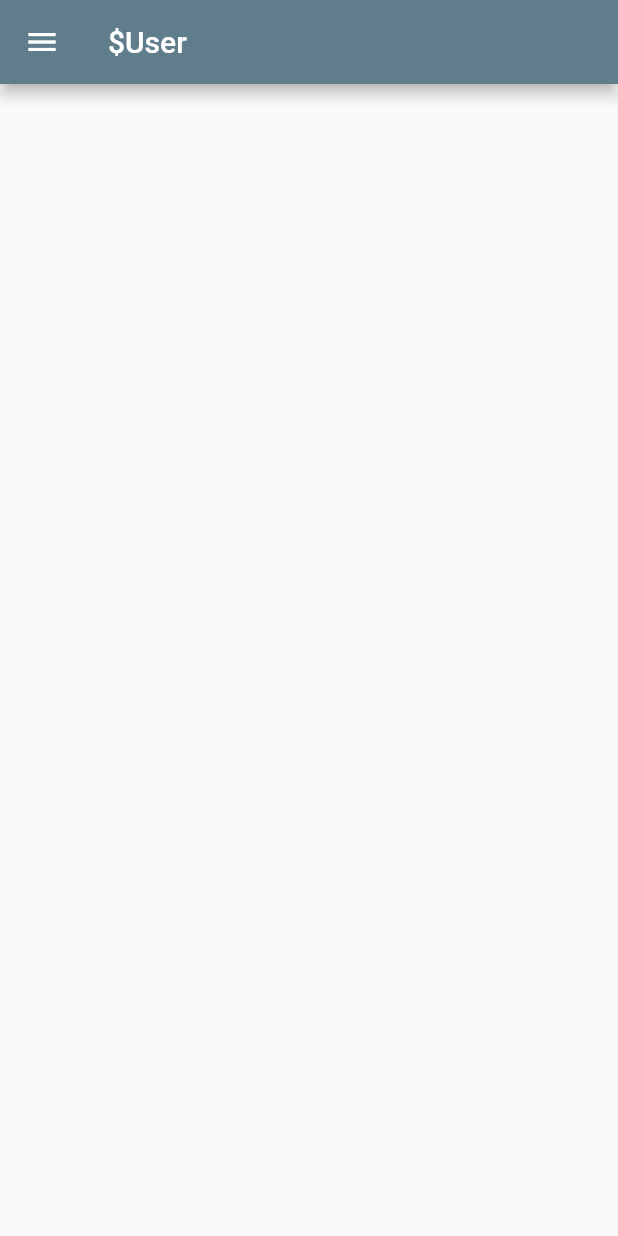
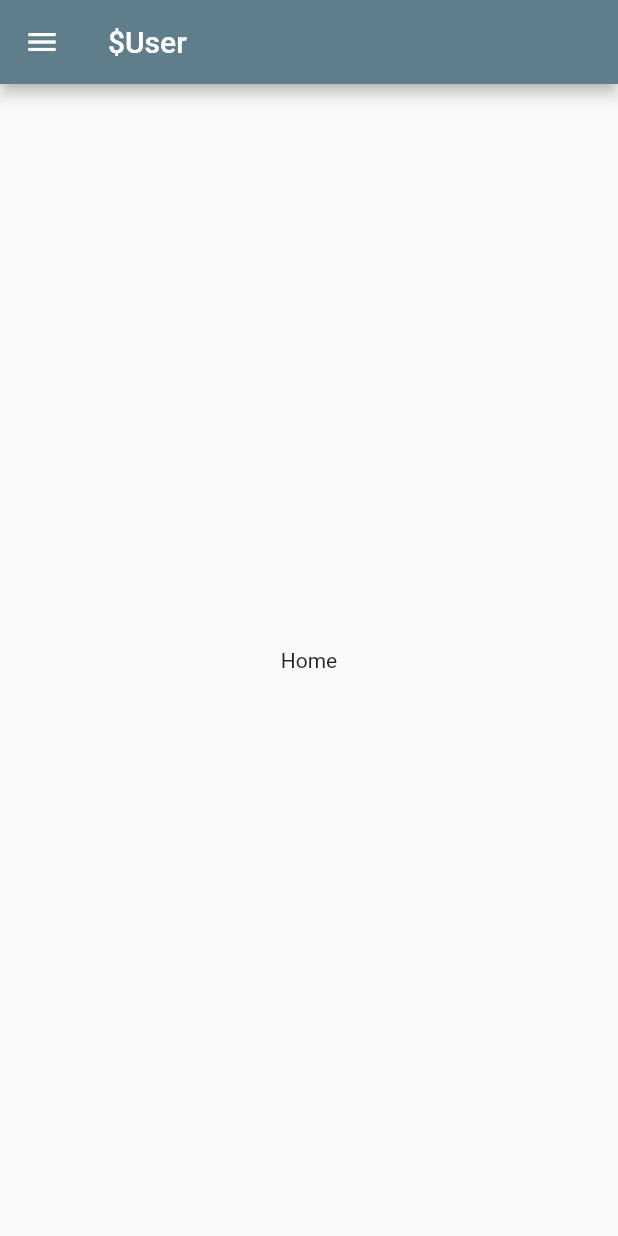
Before and after one commit to floodoo/SOL-Connect, a Flutter app: the screen it shows after launch, after a tap on "Login", on a phone screen of 412 x 824 dp. Run offline on Flutter 3.47's test engine with Material 2 defaults, Android fonts, the phone set to English and light mode, and no system bars.

Commit message:
add Drawer

```diff
--- a/lib/ui/screens/home/home.screen.dart
+++ b/lib/ui/screens/home/home.screen.dart
@@ -12,7 +12,6 @@ class HomeScreen extends StatelessWidget {
         title: const Text("\$User"),
       ),
       drawer: Drawer(
-        child: SingleChildScrollView(
         child: Column(
           children: [
             const UserAccountsDrawerHeader(
@@ -38,6 +37,7 @@ class HomeScreen extends StatelessWidget {
               title: const Text("Messages: \$0"),
               onTap: () => Navigator.of(context).pop(),
             ),
+            Expanded(child: Container()),
             ListTile(
               title: const Text("Settings"),
               onTap: () => Navigator.of(context).pop(),
@@ -52,6 +52,8 @@ class HomeScreen extends StatelessWidget {
           ],
         ),
       ),
+      body: const Center(
+        child: Text("Home"),
       ),
     );
   }
--- a/lib/ui/screens/login/login.screen.dart
+++ b/lib/ui/screens/login/login.screen.dart
@@ -17,6 +17,7 @@ class LoginScreen extends StatelessWidget {
           ),
         ),
         child: ListView(
+          physics: const NeverScrollableScrollPhysics(),
           children: [
             Padding(
               padding: EdgeInsets.symmetric(horizontal: 30, vertical: MediaQuery.of(context).size.height / 6),
```
Lines whose indentation alone changed are shown as unchanged.
